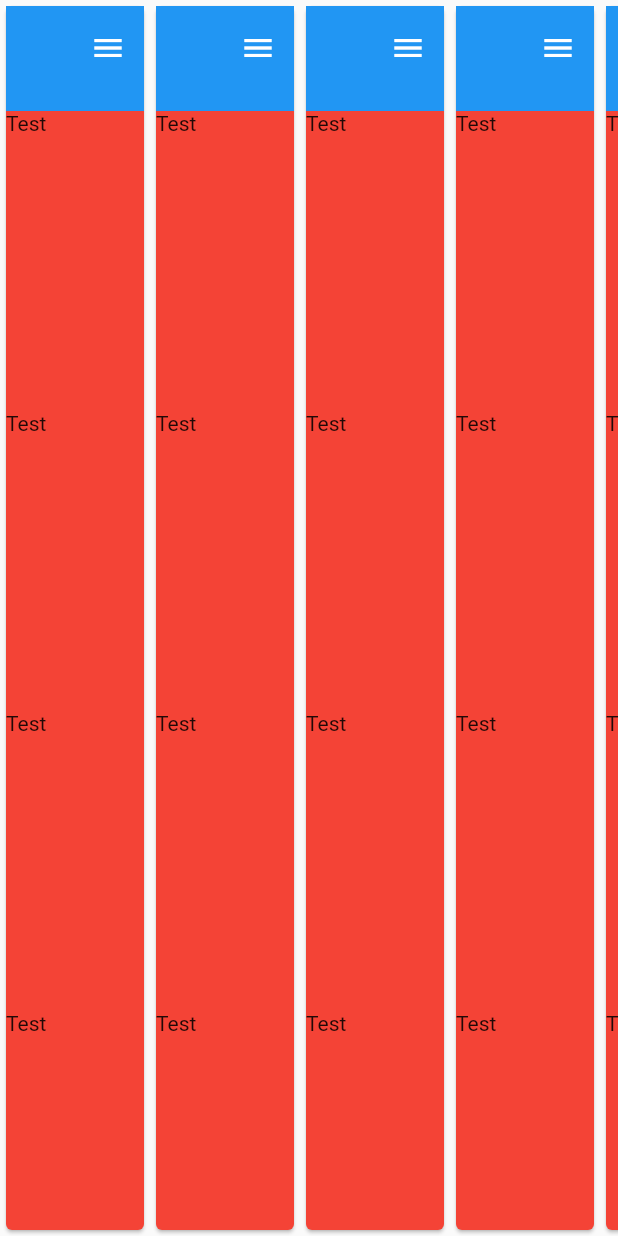
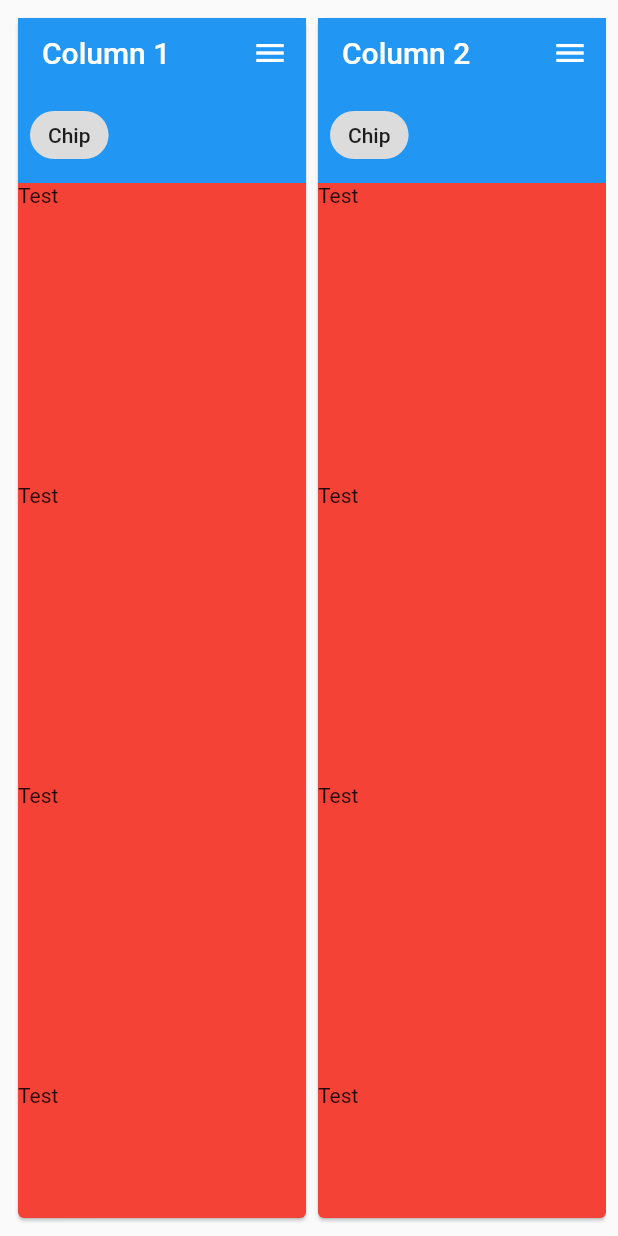
Before and after one commit to Nihandel/flutter-kaban-view, a Flutter app: the screen it shows after launch, on a phone screen of 412 x 824 dp. Run offline on Flutter 3.47's test engine with Material 2 defaults, Android fonts, the phone set to English and light mode, and no system bars.

Commit message:
layout work is type not work

```diff
--- a/kaban_test/lib/main.dart
+++ b/kaban_test/lib/main.dart
@@ -4,7 +4,7 @@ import 'package:flutter/material.dart';
 import 'package:kanban_view/kanban.dart';
 
 void main() {
-  runApp(const MaterialApp(home: Scaffold(body: TestKaban())));
+  runApp(const MaterialApp(debugShowCheckedModeBanner: false, home: Scaffold(body: TestKaban())));
 }
 
 class TestKaban extends StatelessWidget {
@@ -13,17 +13,33 @@ class TestKaban extends StatelessWidget {
   @override
   Widget build(BuildContext context) {
     var random = Random();
-    return KanbanView(
+    return Padding(
+      padding: const EdgeInsets.all(8.0),
+      child: KanbanView(
         children: List.generate(
-        7,
+          10,
           (index) => KabanColumn(
-          flex: index.toDouble()*index.toDouble(),
-          minWidth: 100,
+            flex: 1+(index.toDouble()*index.toDouble())/2,
+            minWidth: 200,
+            maxWidth: 500,
             color: Colors.red,
-          title: const Text("Column 1"),
-          trailing: IconButton(
-            onPressed: () {},
-            icon: const Icon(Icons.menu),
+            header: SliverAppBar(
+              title: Text("Column ${index + 1}"),
+              pinned: true,
+              floating: true,
+              collapsedHeight: 60,
+              expandedHeight: 100,
+              actions: [IconButton(onPressed: (){}, icon: Icon(Icons.menu))],
+              bottom: PreferredSize(
+                  child: Padding(
+                    padding: const EdgeInsets.all(8.0),
+                    child: Row(
+                      children: [
+                        Chip(label: Text("Chip")),
+                      ],
+                    ),
+                  ),
+                  preferredSize: Size(double.infinity, 50)),
             ),
             children: List.generate(
               9,
@@ -34,6 +50,7 @@ class TestKaban extends StatelessWidget {
             ),
           ),
         ).toList(),
+      ),
     );
   }
 }
--- a/kanban_view/lib/kanban_column.dart
+++ b/kanban_view/lib/kanban_column.dart
@@ -1,19 +1,36 @@
 import 'package:flutter/material.dart';
+import 'package:flutter/rendering.dart';
+
+class KabanColumnHeader extends StatelessWidget {
+  const KabanColumnHeader({super.key, this.title, this.trailing, this.bottom});
+  final Widget? title;
+  final Widget? trailing;
+  final PreferredSizeWidget? bottom;
+  @override
+  Widget build(BuildContext context) {
+    return SliverAppBar(
+      expandedHeight: 70,
+      title: title,
+      floating: true,
+      pinned: true,
+      actions: trailing != null ? List.from([trailing]) : [],
+      bottom: bottom,
+    );
+  }
+}
 
 class KabanColumn extends StatelessWidget {
   const KabanColumn(
       {super.key,
-      this.title,
-      this.trailing,
-      this.showHeader = true,
+      this.header,
       required this.children,
       this.maxWidth,
       this.minWidth,
       this.flex,
-      this.color}):assert(flex!=null||maxWidth!=null,"Provide flex or maxwidth parameter");
-  final Widget? title;
-  final Widget? trailing;
-  final bool showHeader;
+      this.color})
+      : assert(flex != null || maxWidth != null,
+            "Provide flex or maxwidth parameter");
+  final Widget? header;
   final List<Widget> children;
   final Color? color;
   final double? maxWidth;
@@ -29,14 +46,11 @@ class KabanColumn extends StatelessWidget {
         color: color,
         child: CustomScrollView(
           slivers: [
-            if (showHeader)
-              SliverAppBar(
-                expandedHeight: 70,
-                title: title,
-                floating: true,
-                pinned: true,
-                actions: trailing != null ? List.from([trailing]) : [],
-              ),
+            // if (header != null && (header is SliverAppBar))
+            //  header!,
+            // if (header != null && (header is RenderObject))
+            // SliverToBoxAdapter(child: header!),
+            header!,
             SliverList(delegate: SliverChildListDelegate(children))
           ],
         ),
--- a/kanban_view/lib/kanban_view.dart
+++ b/kanban_view/lib/kanban_view.dart
@@ -33,7 +33,7 @@ class _KanbanViewState extends State<KanbanView> {
   }
   /// custom layout
   List<double> _getSlots(BoxConstraints constraints) {
-    double maxFlex = children.map((e) => e.flex ?? 1).reduce(
+    double maxFlex = children.where((element) => element.flex!=null).map((e) => e.flex!).reduce(
           (value, element) => value += element,
         );
     var maxWidth = constraints.maxWidth;
```
Lines whose indentation alone changed are shown as unchanged.
